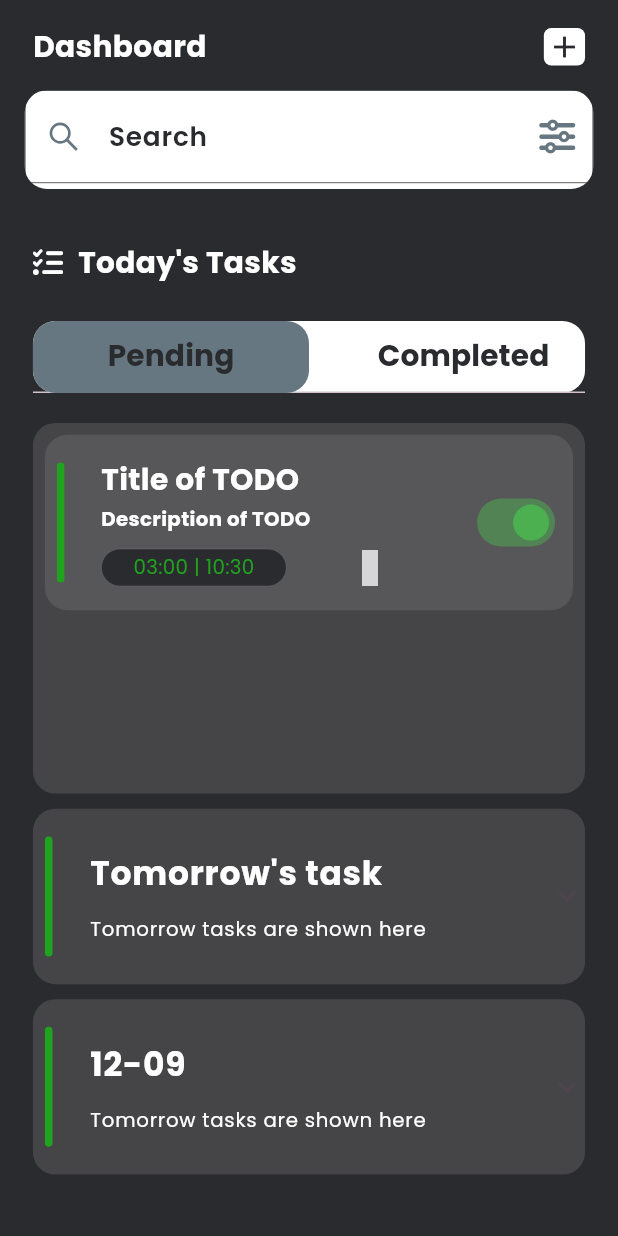
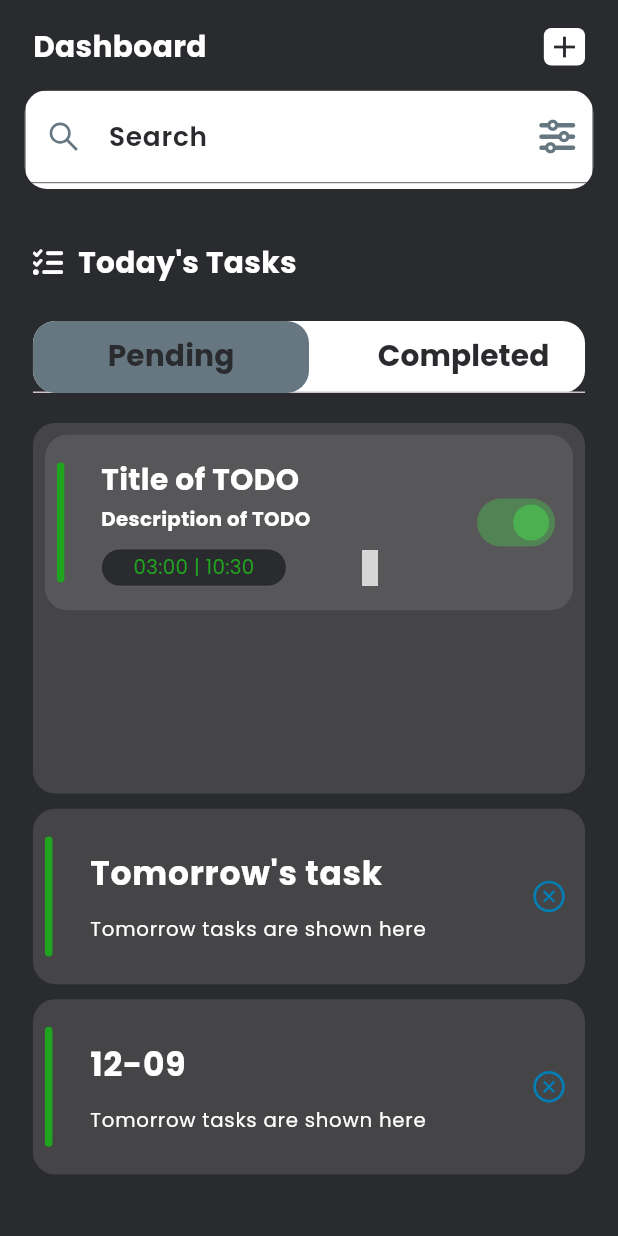
Before and after one commit to abdGhost/todo_riverpod, a Flutter app: the HomeScreen screen opened directly, on a phone screen of 412 x 824 dp. Run offline on Flutter 3.47's test engine with Material 3 defaults, Android fonts, the phone set to English and light mode, and no system bars; our stand-ins replace country_picker, flutter_screenutil, flutter_vector_icons, google_fonts, hooks_riverpod, pinput and 3 more; accounts and stored records are empty; generated files the repository leaves out were written again; grey boxes are pictures that could not be loaded.

```diff
--- a/lib/common/widgets/xpansion_tile.dart
+++ b/lib/common/widgets/xpansion_tile.dart
@@ -5,7 +5,7 @@ import '../widgets/titles.dart';
 class XpansionTile extends StatelessWidget {
   final String text;
   final String text2;
-  final void Function()? onExpansionChange;
+  final void Function(bool)? onExpansionChange;
   final Widget? trailing;
   final List<Widget>? children;
   const XpansionTile({
--- a/lib/feature/todo/pages/home_screen.dart
+++ b/lib/feature/todo/pages/home_screen.dart
@@ -1,3 +1,5 @@
+import 'dart:math';
+
 import 'package:flutter/material.dart';
 import 'package:flutter_screenutil/flutter_screenutil.dart';
 import 'package:flutter_vector_icons/flutter_vector_icons.dart';
@@ -10,6 +12,8 @@ import 'package:todo_app_riverpod/common/widgets/reuseable_text.dart';
 import 'package:todo_app_riverpod/common/widgets/width_spacer.dart';
 import 'package:todo_app_riverpod/common/widgets/xpansion_tile.dart';
 import 'package:todo_app_riverpod/feature/todo/widgets/todo_tiles.dart';
+
+import '../controllers/xpansion_provider.dart';
 
 class HomeScreen extends ConsumerStatefulWidget {
   const HomeScreen({super.key});
@@ -195,10 +199,38 @@ class _HomeScreenState extends ConsumerState<HomeScreen>
                 ),
               ),
               const HeightSpacer(hieght: 10),
-              const XpansionTile(
+              XpansionTile(
                 text: 'Tomorrow\'s task',
                 text2: 'Tomorrow tasks are shown here',
-                children: [],
+                onExpansionChange: (bool isExpanded) {
+                  ref
+                      .read(xpansionStateProvider.notifier)
+                      .setStart(!isExpanded);
+                  print(isExpanded);
+                },
+                trailing: Padding(
+                  padding: const EdgeInsets.only(right: 12),
+                  child: ref.watch(xpansionStateProvider)
+                      ? Icon(
+                          AntDesign.circledown,
+                          color: AppConst.kLight,
+                        )
+                      : Icon(
+                          AntDesign.closecircleo,
+                          color: AppConst.kBlueLight,
+                        ),
+                ),
+                children: [
+                  TodoTiles(
+                    start: '03:00',
+                    end: '10:30',
+                    switcher: Switch(
+                      value: true,
+                      activeColor: Colors.green,
+                      onChanged: (value) {},
+                    ),
+                  ),
+                ],
               ),
               const HeightSpacer(hieght: 10),
               XpansionTile(
@@ -207,7 +239,35 @@ class _HomeScreenState extends ConsumerState<HomeScreen>
                     .toString()
                     .substring(5, 10),
                 text2: 'Tomorrow tasks are shown here',
-                children: [],
+                onExpansionChange: (bool isExpanded) {
+                  ref
+                      .read(xpansionState0Provider.notifier)
+                      .setStart(!isExpanded);
+                  print(isExpanded);
+                },
+                trailing: Padding(
+                  padding: const EdgeInsets.only(right: 12),
+                  child: ref.watch(xpansionState0Provider)
+                      ? Icon(
+                          AntDesign.circledown,
+                          color: AppConst.kLight,
+                        )
+                      : Icon(
+                          AntDesign.closecircleo,
+                          color: AppConst.kBlueLight,
+                        ),
+                ),
+                children: [
+                  TodoTiles(
+                    start: '03:00',
+                    end: '10:30',
+                    switcher: Switch(
+                      value: true,
+                      activeColor: Colors.green,
+                      onChanged: (value) {},
+                    ),
+                  ),
+                ],
               ),
             ],
           ),
--- a/lib/main.dart
+++ b/lib/main.dart
@@ -2,7 +2,6 @@ import 'package:flutter/material.dart';
 import 'package:flutter_screenutil/flutter_screenutil.dart';
 import 'package:hooks_riverpod/hooks_riverpod.dart';
 import 'package:todo_app_riverpod/common/widgets/constant.dart';
-import 'package:todo_app_riverpod/feature/auth/pages/test_provider.dart';
 import 'package:todo_app_riverpod/feature/todo/pages/home_screen.dart';
 
 void main() {
@@ -30,7 +29,7 @@ class MyApp extends StatelessWidget {
           home: child,
         );
       },
-      child: const TestProvider(),
+      child: const HomeScreen(),
     );
   }
 }
--- a/pubspec.yaml
+++ b/pubspec.yaml
@@ -43,6 +43,7 @@ dependencies:
   country_picker: ^2.0.23
   pinput: ^3.0.1
   riverpod_annotation: ^2.3.3
+  sqflite: ^2.3.0
 
 dev_dependencies:
   flutter_test:
```
Also changed, not shown: lib/common/helper/db_helper.dart (added, +60 -0 lines), lib/feature/todo/controllers/xpansion_provider.dart (added, +24 -0 lines), lib/feature/todo/controllers/xpansion_provider.g.dart (added), pubspec.lock, 1 other file.
